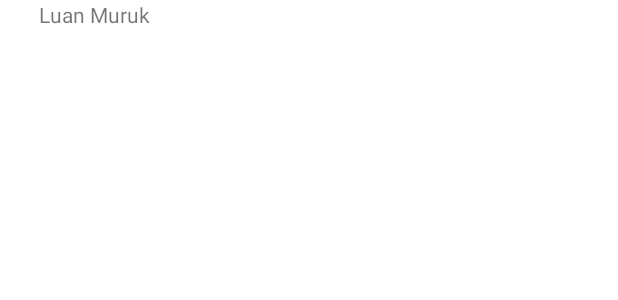
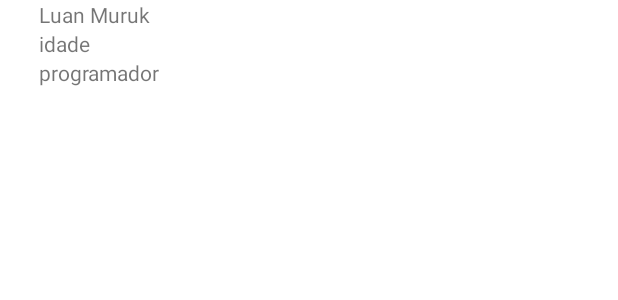
Before and after one commit to ProfMuruk/PDM_turmaB, an Android app: the layout main_constraint.xml on its own in the app's theme, with its tools: preview values and no code run, on a phone screen of 412 x 824 dp. Shown: the top 300 px of the screen. Run offline under Robolectric (Android 15) with nearby library versions, the phone set to English and light mode, and no system bars.

Commit message:
alterações dia 13/09

```diff
--- a/app/src/main/java/com/example/aula05/MainActivity.kt
+++ b/app/src/main/java/com/example/aula05/MainActivity.kt
@@ -4,6 +4,7 @@ import android.app.Activity
 import android.os.Bundle
 import android.os.PersistableBundle
 import android.widget.TextView
+import org.w3c.dom.Text
 
 class MainActivity : Activity() {
 
@@ -11,8 +12,13 @@ class MainActivity : Activity() {
         super.onCreate(savedInstanceState)
         setContentView(R.layout.main_constraint)
 
-        val nome = findViewById<TextView>(R.id.nomePessoa)
+        val nome = findViewById<TextView>(R.id.nome_pessoa)
+        nome.setText("Professor Luan")
 
-        nome.setText("Luan Muruk")
+        val idade = findViewById<TextView>(R.id.idade_pessoa)
+        idade.setText("34")
+
+        val profissao = findViewById<TextView>(R.id.profissao_pessoa)
+        profissao.setText("Professor sofrido")
     }
 }
--- a/app/src/main/res/layout/main_constraint.xml
+++ b/app/src/main/res/layout/main_constraint.xml
@@ -6,7 +6,7 @@
     android:layout_height="match_parent">
 
     <TextView
-        android:id="@+id/nomePessoa"
+        android:id="@+id/nome_pessoa"
         android:layout_width="match_parent"
         android:layout_height="wrap_content"
         tools:text="Luan Muruk"
@@ -15,4 +15,27 @@
         app:layout_constraintStart_toStartOf="parent"
         tools:ignore="MissingConstraints" />
 
+    <TextView
+        android:id="@+id/idade_pessoa"
+        android:layout_width="match_parent"
+        android:layout_height="wrap_content"
+        tools:text="idade"
+        tools:ignore="MissingConstraints"
+        app:layout_constraintTop_toBottomOf="@+id/nome_pessoa"
+        android:layout_marginStart="26dp"
+        app:layout_constraintEnd_toEndOf="parent"
+        app:layout_constraintStart_toStartOf="parent"
+        />
+    <TextView
+        android:id="@+id/profissao_pessoa"
+        android:layout_width="match_parent"
+        android:layout_height="wrap_content"
+        tools:text="programador"
+        tools:ignore="MissingConstraints"
+        app:layout_constraintTop_toBottomOf="@+id/idade_pessoa"
+        android:layout_marginStart="26dp"
+        app:layout_constraintEnd_toEndOf="parent"
+        app:layout_constraintStart_toStartOf="parent"
+        />
+
 </androidx.constraintlayout.widget.ConstraintLayout>
```
